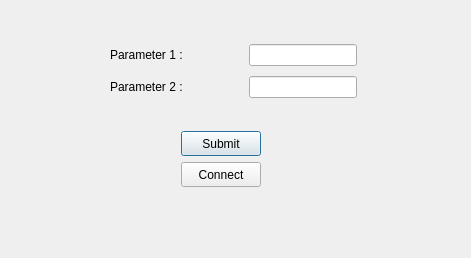
First picture: the form in mkdialog.ui, repository MATF-RS19/RS018-miniknime, before the edit.
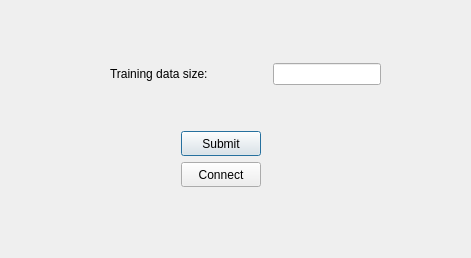
Second picture: the form after the edit.

Patch:
```diff
--- a/mkdialog.ui
+++ b/mkdialog.ui
@@ -39,13 +39,13 @@
     <string>Connect</string>
    </property>
   </widget>
-  <widget class="QWidget" name="">
+  <widget class="QWidget" name="layoutWidget">
    <property name="geometry">
     <rect>
      <x>110</x>
      <y>40</y>
-     <width>247</width>
-     <height>62</height>
+     <width>271</width>
+     <height>68</height>
     </rect>
    </property>
    <layout class="QVBoxLayout" name="verticalLayout">
@@ -54,33 +54,12 @@
       <item>
        <widget class="QLabel" name="label">
         <property name="text">
-         <string>Parameter 1 :</string>
+         <string>Training data size:</string>
         </property>
        </widget>
       </item>
       <item>
-       <widget class="QLineEdit" name="lineEdit">
-        <property name="sizePolicy">
-         <sizepolicy hsizetype="Fixed" vsizetype="Fixed">
-          <horstretch>0</horstretch>
-          <verstretch>0</verstretch>
-         </sizepolicy>
-        </property>
-       </widget>
-      </item>
-     </layout>
-    </item>
-    <item>
-     <layout class="QHBoxLayout" name="horizontalLayout_2">
-      <item>
-       <widget class="QLabel" name="label_2">
-        <property name="text">
-         <string>Parameter 2 : </string>
-        </property>
-       </widget>
-      </item>
-      <item>
-       <widget class="QLineEdit" name="lineEdit_2">
+       <widget class="QLineEdit" name="sizeValue">
         <property name="sizePolicy">
          <sizepolicy hsizetype="Fixed" vsizetype="Fixed">
           <horstretch>0</horstretch>
```
